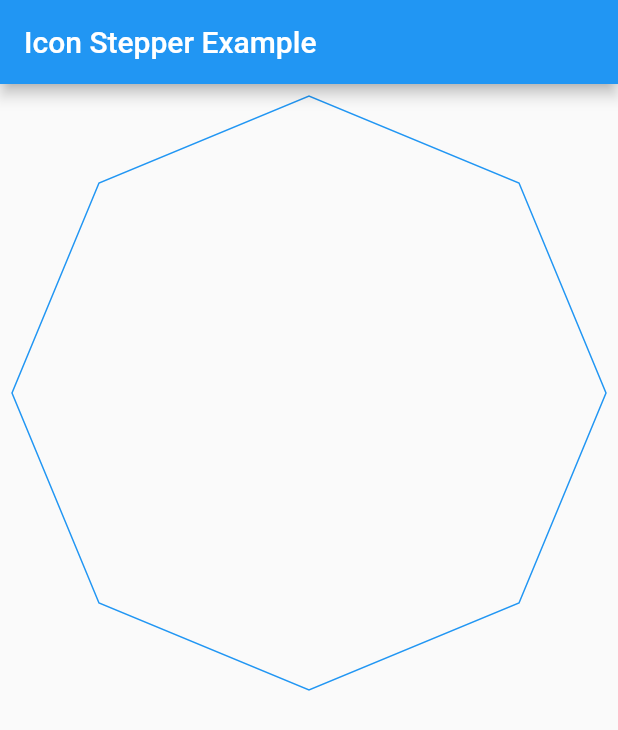
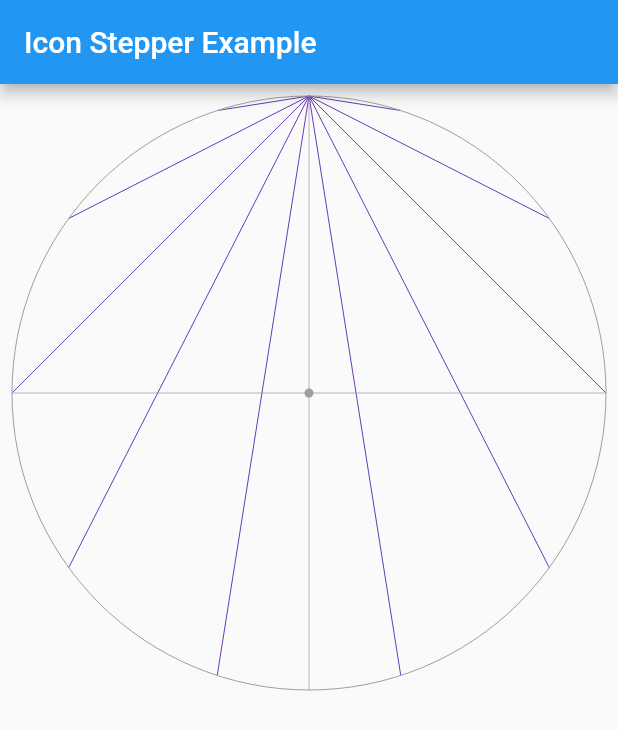
Before and after one commit to imujtaba8488/package_im_shapes, a Flutter app: the screen it shows after launch, on a phone screen of 412 x 824 dp. Shown: the top 730 px of the screen. Run offline on Flutter 3.47's test engine with Material 2 defaults, Android fonts, the phone set to English and light mode, and no system bars.

Commit message:
Few more additions to ShapesFromCircle

```diff
--- a/lib/main.dart
+++ b/lib/main.dart
@@ -50,8 +50,13 @@ class _MyAppState extends State<MyApp> with SingleTickerProviderStateMixin {
             // height: 50,
             // width: 50,
             child: ShapesFromCircle(
-                numberOfSectors: 8,
-                showGuides: false,
+                numberOfSectors: 10,
+                showGuides: true,
+                arrangement: Arrangement.drawLinesFromTopCenter,
+                brush: Paint()
+                  ..strokeWidth = 0.0
+                  ..style = PaintingStyle.fill
+                  ..color = Colors.deepPurple,
               ),
           ),
         ),
--- a/lib/src/shapes_from_circle.dart
+++ b/lib/src/shapes_from_circle.dart
@@ -4,15 +4,19 @@ import 'package:flutter/material.dart';
 
 typedef _Coordinates = void Function(List<double> x, List<double> y);
 
+/// Todo: Soften the edges.
+/// Todo: Arrangments can be combined.
 class ShapesFromCircle extends StatelessWidget {
   final Paint brush;
   final int numberOfSectors;
   final bool showGuides;
+  final Arrangement arrangement;
 
   ShapesFromCircle({
     this.brush,
     this.numberOfSectors = 3,
     this.showGuides = false,
+    this.arrangement = Arrangement.drawLinesALongCircumference,
   });
 
   @override
@@ -27,6 +31,7 @@ class ShapesFromCircle extends StatelessWidget {
             brush: brush,
             numberOfSectors: numberOfSectors,
             showGuides: showGuides,
+            arrangement: arrangement,
           ),
         ),
       ),
@@ -39,13 +44,13 @@ class _ShapePainter extends CustomPainter {
   Paint brush;
   final int numberOfSectors;
   final bool showGuides;
-  final Connections connections;
+  final Arrangement arrangement;
 
   _ShapePainter({
     this.brush,
     this.numberOfSectors = 3,
     this.showGuides = false,
-    this.connections = Connections._drawLinesALongCircumference,
+    this.arrangement = Arrangement.drawLinesALongCircumference,
   }) {
     brush ??= Paint()
       ..color = Colors.blue
@@ -55,9 +60,17 @@ class _ShapePainter extends CustomPainter {
 
   @override
   void paint(Canvas canvas, Size size) {
-    switch (connections) {
-      case Connections._drawLinesFromCenter:
+    switch (arrangement) {
+      case Arrangement.drawLinesFromCenter:
         _joinPointsFromCenter(canvas, size);
+        break;
+
+      case Arrangement.drawLinesFromOrigin:
+        _joinPointsFromOrigin(canvas, size);
+        break;
+
+      case Arrangement.drawLinesFromTopCenter:
+        _jointPointsFromTopCenter(canvas, size);
         break;
 
       default:
@@ -97,10 +110,8 @@ class _ShapePainter extends CustomPainter {
     canvas.drawPath(path, brush);
   }
 
-  /// Draws lines from center to sector coordinates. ![test](https://github.com/imujtaba8488/showcase/blob/master/im_stepper/image_stepper_02.gif)
+  /// Draws lines from center to sector coordinates.
   void _joinPointsFromCenter(Canvas canvas, Size size) {
-    Path path = Path();
-
     sectorPointCoordinates(
       numberOfSectors: numberOfSectors,
       center: size.center(Offset(0.0, 0.0)),
@@ -118,8 +129,42 @@ class _ShapePainter extends CustomPainter {
         }
       },
     );
+  }
 
-    canvas.drawPath(path, brush);
+  void _joinPointsFromOrigin(Canvas canvas, Size size) {
+    sectorPointCoordinates(
+      numberOfSectors: numberOfSectors,
+      center: size.center(Offset(0.0, 0.0)),
+      radius: size.width / 2,
+      coordinates: (xCoordinate, yCoordinate) {
+        // Draw lines from origin radiating towards the sector coordinates.
+        for (int i = 0; i < numberOfSectors; i++) {
+          canvas.drawLine(
+            Offset(0.0, 0.0),
+            Offset(xCoordinate[i], yCoordinate[i]),
+            brush,
+          );
+        }
+      },
+    );
+  }
+
+  void _jointPointsFromTopCenter(Canvas canvas, Size size) {
+    sectorPointCoordinates(
+      numberOfSectors: numberOfSectors,
+      center: size.center(Offset(0.0, 0.0)),
+      radius: size.width / 2,
+      coordinates: (xCoordinate, yCoordinate) {
+        // Draw lines from origin radiating towards the sector coordinates.
+        for (int i = 0; i < numberOfSectors; i++) {
+          canvas.drawLine(
+            Offset(size.width / 2, 0.0),
+            Offset(xCoordinate[i], yCoordinate[i]),
+            brush,
+          );
+        }
+      },
+    );
   }
 
   /// Draws the circle guide.
@@ -212,7 +257,9 @@ class _ShapePainter extends CustomPainter {
   bool shouldRepaint(CustomPainter oldDelegate) => false;
 }
 
-enum Connections {
-  _drawLinesALongCircumference,
-  _drawLinesFromCenter,
+enum Arrangement {
+  drawLinesALongCircumference,
+  drawLinesFromCenter,
+  drawLinesFromOrigin,
+  drawLinesFromTopCenter,
 }
```
